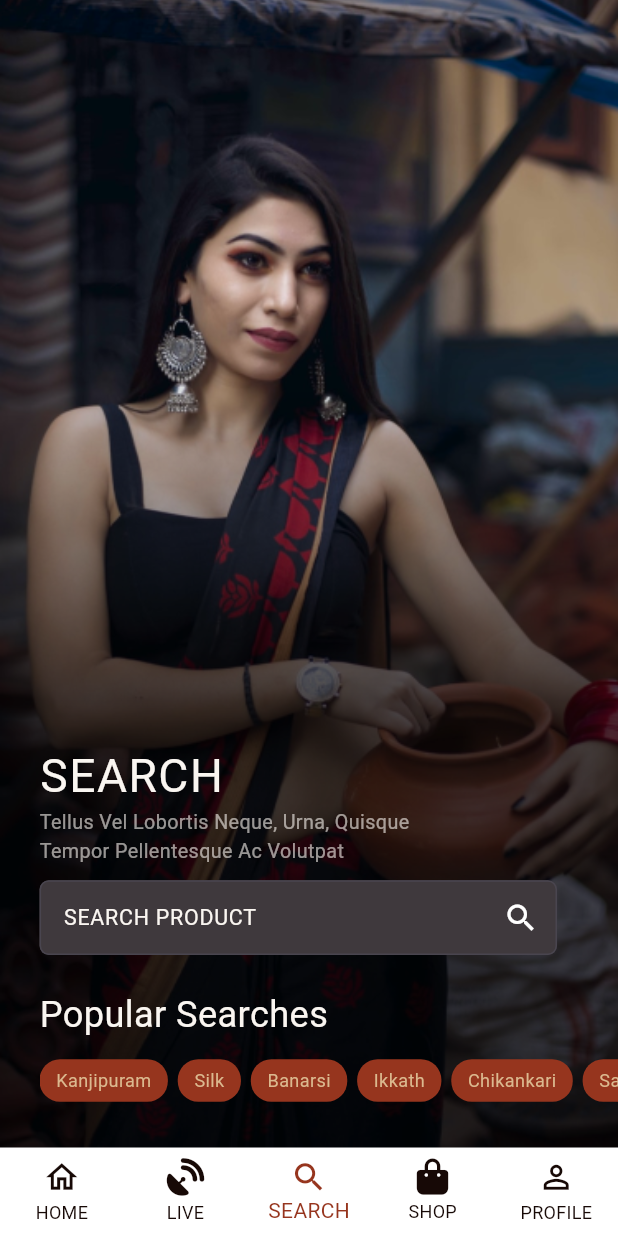
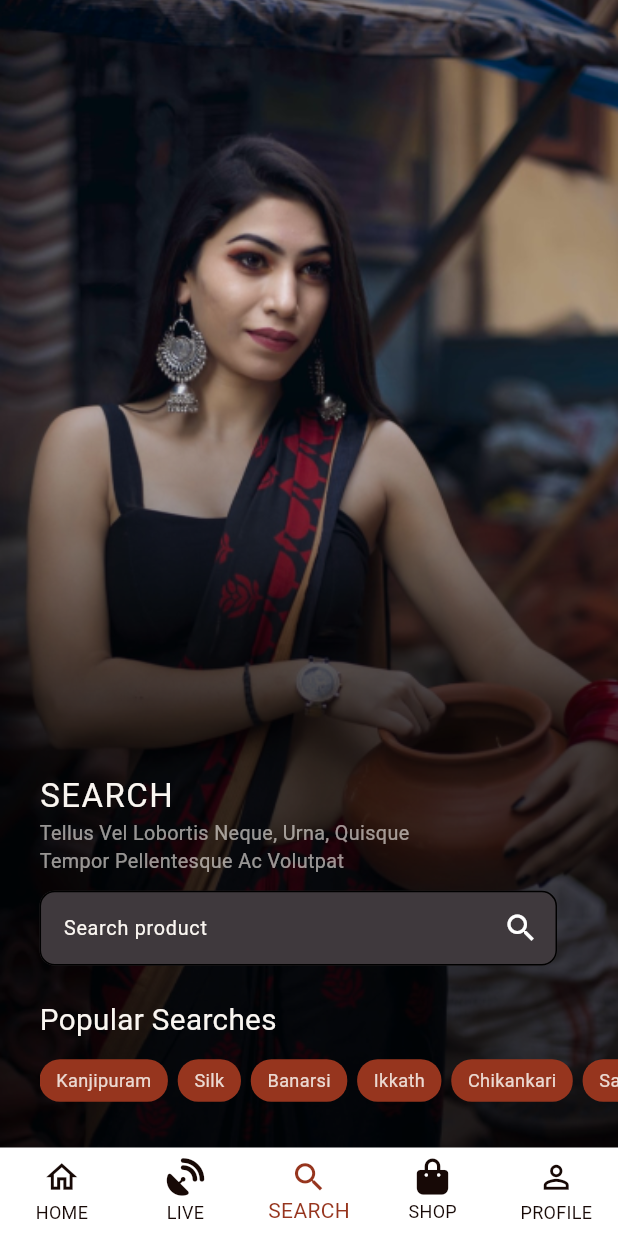
Before and after one commit to Sohag-84/poonolil_textiles_ui, a Flutter app: the NavigationBar screen opened by its route, item 3 of the bottom bar chosen, on a phone screen of 412 x 824 dp. Run offline on Flutter 3.47's test engine with Material 3 defaults, Android fonts, the phone set to English and light mode, and no system bars; our stand-ins replace flutter_screenutil, font_awesome_flutter, get.

Commit message:
modified search screen

```diff
--- a/lib/main.dart
+++ b/lib/main.dart
@@ -1,5 +1,3 @@
-// ignore_for_file: prefer_const_constructors
-
 import 'package:flutter/material.dart';
 import 'package:flutter/services.dart';
 import 'package:flutter_screenutil/flutter_screenutil.dart';
@@ -9,7 +7,10 @@ import 'package:poonolil_textiles_ui/routes.dart';
 void main() {
   WidgetsFlutterBinding.ensureInitialized();
   SystemChrome.setSystemUIOverlayStyle(
-      SystemUiOverlayStyle(statusBarColor: Color(0xFF170906).withOpacity(.50)));
+    SystemUiOverlayStyle(
+      statusBarColor: const Color(0xFF170906).withOpacity(.50),
+    ),
+  );
   runApp(const MyApp());
 }
 
@@ -18,7 +19,7 @@ class MyApp extends StatelessWidget {
   @override
   Widget build(BuildContext context) {
     return ScreenUtilInit(
-      designSize: Size(375, 812),
+      designSize: const Size(375, 812),
       builder: (BuildContext context, Widget? child) {
         return GetMaterialApp(
           debugShowCheckedModeBanner: false,
--- a/lib/views/navigation/search_screen.dart
+++ b/lib/views/navigation/search_screen.dart
@@ -1,12 +1,10 @@
-// ignore_for_file: prefer_const_constructors
-
 import 'package:flutter/material.dart';
 import 'package:flutter_screenutil/flutter_screenutil.dart';
 
 import '../../constant/colors.dart';
 
 class SearchScreen extends StatelessWidget {
-  SearchScreen({Key? key}) : super(key: key);
+  SearchScreen({super.key});
 
   final List<String> _categories = [
     'Kanjipuram',
@@ -23,7 +21,7 @@ class SearchScreen extends StatelessWidget {
   Widget build(BuildContext context) {
     return Container(
       width: double.infinity,
-      decoration: BoxDecoration(
+      decoration: const BoxDecoration(
         image: DecorationImage(
           image: AssetImage('images/img_10.png'),
           fit: BoxFit.cover,
@@ -38,7 +36,7 @@ class SearchScreen extends StatelessWidget {
             Text(
               "SEARCH",
               style: TextStyle(
-                fontSize: 28.sp,
+                fontSize: 20.sp,
                 fontWeight: FontWeight.w400,
                 color: Colour.white_color,
                 letterSpacing: 1,
@@ -53,6 +51,8 @@ class SearchScreen extends StatelessWidget {
               ),
             ),
             SizedBox(height: 10.h),
+
+            ///search box
             SizedBox(
               width: 314.w,
               height: 49.h,
@@ -65,23 +65,27 @@ class SearchScreen extends StatelessWidget {
                 decoration: InputDecoration(
                   focusedBorder: OutlineInputBorder(
                     borderSide: BorderSide(
-                      color: Color(0xFFDBB98F).withOpacity(.40),
+                      color: const Color(0xFFDBB98F).withOpacity(.40),
                     ),
+                    borderRadius: BorderRadius.circular(10.r),
                   ),
-                  fillColor: Color(0xFF3F393D),
+                  fillColor: const Color(0xFF3F393D),
                   filled: true,
-                  hintText: "SEARCH PRODUCT",
+                  hintText: "Search product",
                   hintStyle: TextStyle(
                     fontWeight: FontWeight.w400,
-                    fontSize: 13.sp,
+                    fontSize: 12.sp,
                     color: Colour.white_color,
                   ),
-                  suffixIcon: Icon(
+                  suffixIcon: const Icon(
                     Icons.search_outlined,
                     color: Colors.white,
                   ),
                   border: OutlineInputBorder(
-                    borderRadius: BorderRadius.circular(6.r),
+                    borderRadius: BorderRadius.circular(10.r),
+                  ),
+                  enabledBorder: OutlineInputBorder(
+                    borderRadius: BorderRadius.circular(10.r),
                   ),
                 ),
               ),
@@ -90,7 +94,7 @@ class SearchScreen extends StatelessWidget {
             Text(
               "Popular Searches",
               style: TextStyle(
-                fontSize: 22.sp,
+                fontSize: 18.sp,
                 fontWeight: FontWeight.w400,
                 color: Colour.white_color,
               ),
@@ -99,7 +103,7 @@ class SearchScreen extends StatelessWidget {
             SizedBox(
               height: 28.h,
               child: ListView.builder(
-                scrollDirection: Axis.horizontal,
+                  scrollDirection: Axis.horizontal,
                   itemCount: _categories.length,
                   itemBuilder: (context, index) {
                     return Padding(
@@ -112,13 +116,16 @@ class SearchScreen extends StatelessWidget {
                         ),
                         child: Center(
                           child: Padding(
-                            padding: EdgeInsets.only(left: 10.w,right: 10.w),
+                            padding: EdgeInsets.only(
+                              left: 10.w,
+                              right: 10.w,
+                            ),
                             child: Text(
                               _categories[index],
                               style: TextStyle(
                                 fontWeight: FontWeight.w400,
                                 fontSize: 11.sp,
-                                color: Colour.secondary_color,
+                                color: Colour.white_color.withOpacity(.85),
                               ),
                             ),
                           ),
```
